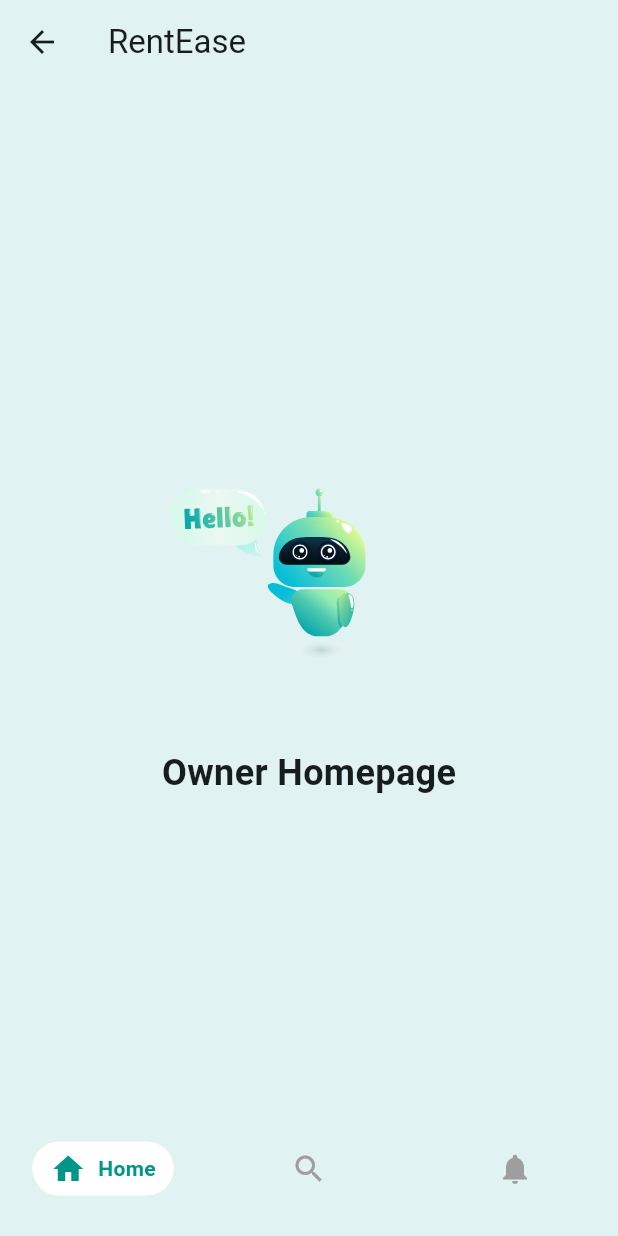
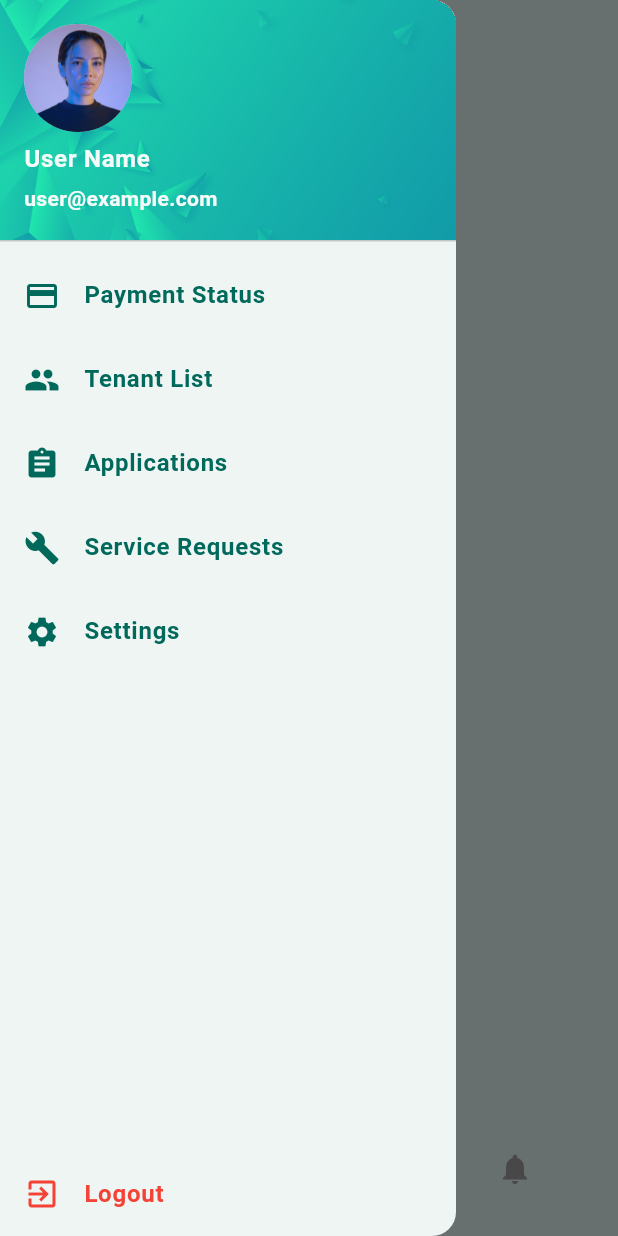
Before and after one commit to ShadmaN1028/RentEase, a Flutter app: the WidgetTree screen opened directly, with the side drawer open (before the commit the screen has no drawer), on a phone screen of 412 x 824 dp. Run offline on Flutter 3.47's test engine with Material 3 defaults, Android fonts, the light colour scheme and no system bars; our stand-ins replace dio, lottie.

Commit message:
fixed sidebar and logout

```diff
--- a/lib/main.dart
+++ b/lib/main.dart
@@ -1,8 +1,10 @@
 import 'package:flutter/material.dart';
 import 'package:provider/provider.dart';
 import 'package:rentease/providers/auth_provider.dart';
+// ignore: unused_import
 import 'package:rentease/screens/welcome_screen/welcome_page.dart';
-// import 'package:rentease/widgets/widget_tree.dart';
+// ignore: unused_import
+import 'package:rentease/widgets/widget_tree.dart';
 
 void main() {
   runApp(const MyApp());
--- a/lib/widgets/bottom_navbar.dart
+++ b/lib/widgets/bottom_navbar.dart
@@ -73,7 +73,7 @@ class BottomNavbar extends StatelessWidget {
                   label,
                   style: TextStyle(
                     color: Colors.teal,
-                    fontWeight: FontWeight.w600,
+                    fontWeight: FontWeight.bold, // Already bold
                   ),
                   overflow: TextOverflow.ellipsis,
                 ),
--- /dev/null
+++ b/lib/widgets/sidebar_drawer.dart
@@ -0,0 +1,240 @@
+import 'package:dio/dio.dart';
+import 'package:flutter/material.dart';
+import 'package:rentease/screens/login_pages/login_page.dart';
+import 'package:rentease/screens/test_login/test_login_owner.dart';
+import 'package:rentease/services/api_services.dart';
+import 'package:rentease/utils/constants.dart';
+
+class SidebarDrawer extends StatelessWidget {
+  final bool isOwner; // Determines if the user is an owner or tenant
+
+  const SidebarDrawer({super.key, required this.isOwner});
+
+  @override
+  Widget build(BuildContext context) {
+    return Drawer(
+      child: Column(
+        children: [
+          // Drawer Header
+          UserAccountsDrawerHeader(
+            accountName: Text(
+              "User Name",
+              style: TextStyle(fontWeight: FontWeight.bold),
+            ),
+            accountEmail: Text(
+              "user@example.com",
+              style: TextStyle(fontWeight: FontWeight.bold),
+            ),
+            currentAccountPicture: CircleAvatar(
+              child: ClipOval(
+                child: Image.asset(
+                  "assets/images/user1.jpg",
+                  fit: BoxFit.cover,
+                  width: 90,
+                  height: 90,
+                ),
+              ),
+            ),
+            decoration: BoxDecoration(
+              image: DecorationImage(
+                image: AssetImage("assets/images/bg1.jpg"),
+                fit: BoxFit.cover,
+              ),
+            ),
+          ),
+
+          // Menu Items
+          Expanded(
+            child: ListView(
+              children:
+                  isOwner
+                      ? _ownerMenuItems(context)
+                      : _tenantMenuItems(context),
+            ),
+          ),
+
+          // Logout Button at Bottom
+          ListTile(
+            leading: Icon(Icons.exit_to_app, color: Colors.red),
+            title: Text(
+              "Logout",
+              style: TextStyle(fontWeight: FontWeight.bold, color: Colors.red),
+            ),
+            onTap: () => handleLogout(context),
+          ),
+        ],
+      ),
+    );
+  }
+
+  // Owner's Menu Items
+  List<Widget> _ownerMenuItems(BuildContext context) {
+    return [
+      _drawerItem(
+        context,
+        Icons.payment,
+        Text(
+          "Payment Status",
+          style: TextStyle(
+            fontWeight: FontWeight.bold,
+            color: BackgroundColor.textbold,
+          ),
+        ),
+        TestLoginScreenOwner(),
+      ),
+      _drawerItem(
+        context,
+        Icons.people,
+        Text(
+          "Tenant List",
+          style: TextStyle(
+            fontWeight: FontWeight.bold,
+            color: BackgroundColor.textbold,
+          ),
+        ),
+        TestLoginScreenOwner(),
+      ),
+      _drawerItem(
+        context,
+        Icons.assignment,
+        Text(
+          "Applications",
+          style: TextStyle(
+            fontWeight: FontWeight.bold,
+            color: BackgroundColor.textbold,
+          ),
+        ),
+        TestLoginScreenOwner(),
+      ),
+      _drawerItem(
+        context,
+        Icons.build,
+        Text(
+          "Service Requests",
+          style: TextStyle(
+            fontWeight: FontWeight.bold,
+            color: BackgroundColor.textbold,
+          ),
+        ),
+        TestLoginScreenOwner(),
+      ),
+      _drawerItem(
+        context,
+        Icons.settings,
+        Text(
+          "Settings",
+          style: TextStyle(
+            fontWeight: FontWeight.bold,
+            color: BackgroundColor.textbold,
+          ),
+        ),
+        TestLoginScreenOwner(),
+      ),
+    ];
+  }
+
+  // Tenant's Menu Items
+  List<Widget> _tenantMenuItems(BuildContext context) {
+    return [
+      _drawerItem(
+        context,
+        Icons.home,
+        Text(
+          "My Flat",
+          style: TextStyle(
+            fontWeight: FontWeight.bold,
+            color: BackgroundColor.textbold,
+          ),
+        ),
+        TestLoginScreenOwner(),
+      ),
+      _drawerItem(
+        context,
+        Icons.account_circle,
+        Text(
+          "Owner Details",
+          style: TextStyle(
+            fontWeight: FontWeight.bold,
+            color: BackgroundColor.textbold,
+          ),
+        ),
+        TestLoginScreenOwner(),
+      ),
+      _drawerItem(
+        context,
+        Icons.assignment,
+        Text(
+          "Applications",
+          style: TextStyle(
+            fontWeight: FontWeight.bold,
+            color: BackgroundColor.textbold,
+          ),
+        ),
+        TestLoginScreenOwner(),
+      ),
+      _drawerItem(
+        context,
+        Icons.build,
+        Text(
+          "Service Requests",
+          style: TextStyle(
+            fontWeight: FontWeight.bold,
+            color: BackgroundColor.textbold,
+          ),
+        ),
+        TestLoginScreenOwner(),
+      ),
+      _drawerItem(
+        context,
+        Icons.settings,
+        Text(
+          "Settings",
+          style: TextStyle(
+            fontWeight: FontWeight.bold,
+            color: BackgroundColor.textbold,
+          ),
+        ),
+        TestLoginScreenOwner(),
+      ),
+    ];
+  }
+
+  // Helper function to create drawer items with navigation
+  Widget _drawerItem(
+    BuildContext context,
+    IconData icon,
+    Widget title,
+    Widget destination,
+  ) {
+    return ListTile(
+      leading: Icon(icon, color: BackgroundColor.textbold),
+      title: title,
+      onTap: () {
+        print("Navigating to: ${title.toString()}");
+        Navigator.push(
+          context,
+          MaterialPageRoute(builder: (context) => destination),
+        );
+      },
+    );
+  }
+
+  void handleLogout(BuildContext context) async {
+    try {
+      final api = ApiService();
+      final response = await api.postRequest('logout', {});
+
+      if (response.statusCode == 200 && response.data['success'] == true) {
+        print(response.data['message']); // "Logged out successfully"
+        Navigator.of(context).pushAndRemoveUntil(
+          MaterialPageRoute(builder: (context) => LoginPage()),
+          (Route<dynamic> route) => false,
+        );
+      } else {
+        print("Logout failed: ${response.data}");
+      }
+    } catch (e) {
+      print("Logout error: $e");
+    }
+  }
+}
--- a/lib/widgets/widget_tree.dart
+++ b/lib/widgets/widget_tree.dart
@@ -11,6 +11,7 @@ import 'package:rentease/screens/tenant/tenant_search.dart';
 import 'package:rentease/utils/constants.dart';
 // import 'package:lottie/lottie.dart';
 import 'package:rentease/widgets/bottom_navbar.dart';
+import 'package:rentease/widgets/sidebar_drawer.dart';
 
 // List<Widget> pages = [OwnerHomepage(), OwnerSearch(), OwnerNotf()];
 
@@ -32,6 +33,7 @@ class _WidgetTreeState extends State<WidgetTree> {
             ? [OwnerHomepage(), OwnerSearch(), OwnerNotf()]
             : [TenantHomepage(), TenantSearch(), TenantNotf()];
     return Scaffold(
+      drawer: SidebarDrawer(isOwner: authProvider.isLoginOwner),
       appBar: AppBar(
         title: Text('RentEase'),
         backgroundColor: BackgroundColor.bgcolor,
```
Also changed, not shown: assets/images/bg1.jpg (added), assets/images/user1.jpg (added), assets/images/user2.jpg (added), assets/images/user3.jpg (added), assets/images/user4.jpg (added), 1 other file.
